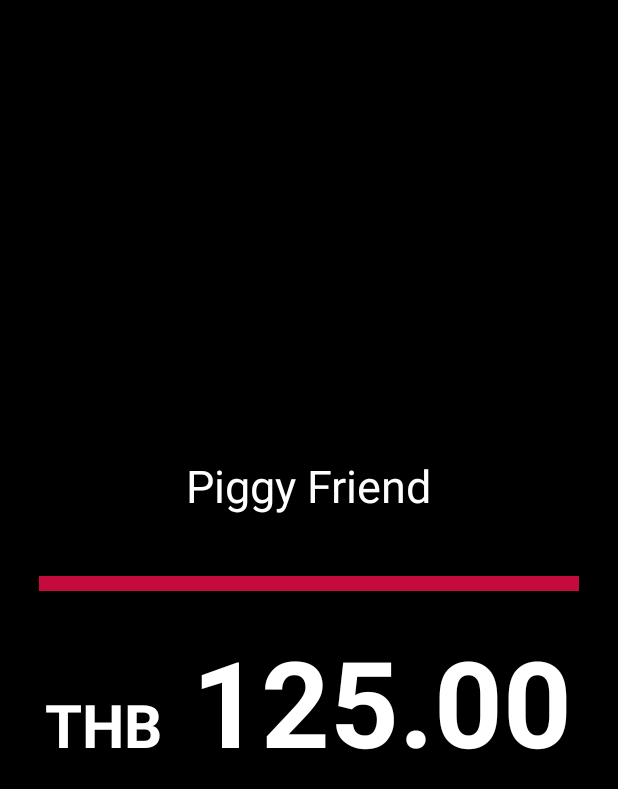
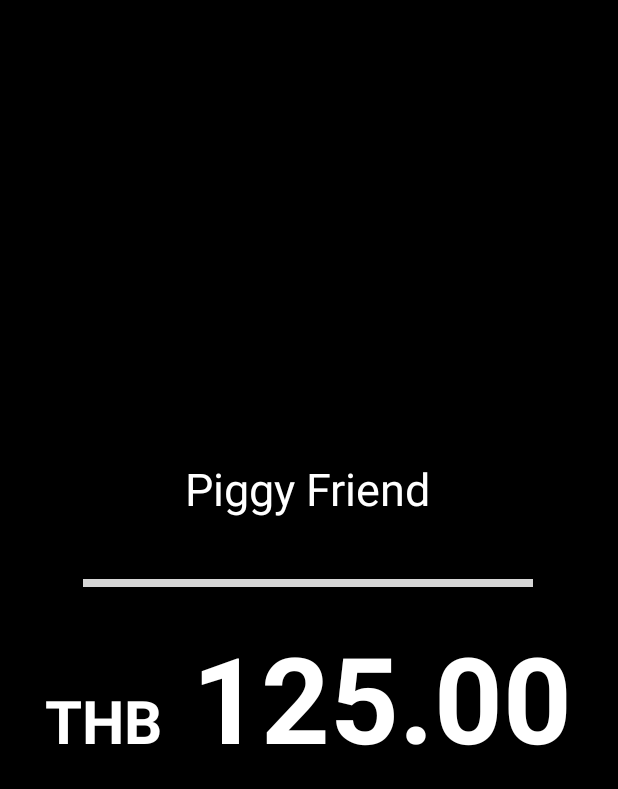
Before and after one commit to topzaza5166/PiggyFriend, an Android app: the screen it shows after launch (MainActivity), on a phone screen of 412 x 824 dp. Shown: the top 789 px of the screen. Run offline under Robolectric (Android 15) with nearby library versions, the phone set to English and light mode, and no system bars; grey boxes are pictures that could not be loaded.

Commit message:
edit layout

```diff
--- a/app/src/main/res/layout/activity_main.xml
+++ b/app/src/main/res/layout/activity_main.xml
@@ -23,12 +23,12 @@
             android:textSize="30dp" />
 
         <ImageView
-            android:layout_width="wrap_content"
-            android:layout_height="10dp"
+            android:layout_width="300dp"
+            android:layout_height="5dp"
             android:layout_marginTop="40dp"
             android:scaleType="fitXY"
             android:layout_gravity="center"
-            android:src="@drawable/Background" />
+            android:src="@drawable/background" />
 
         <LinearLayout
             android:layout_gravity="center"
```
Also changed, not shown: app/src/main/res/drawable-xhdpi/Background.png (deleted).
